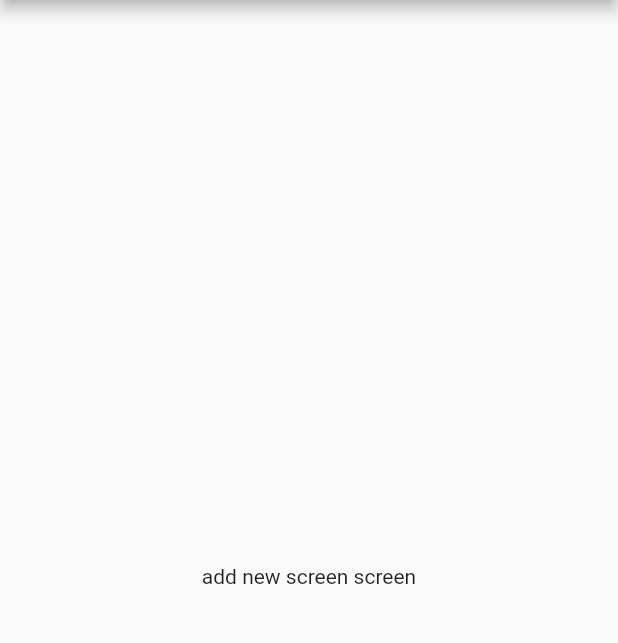
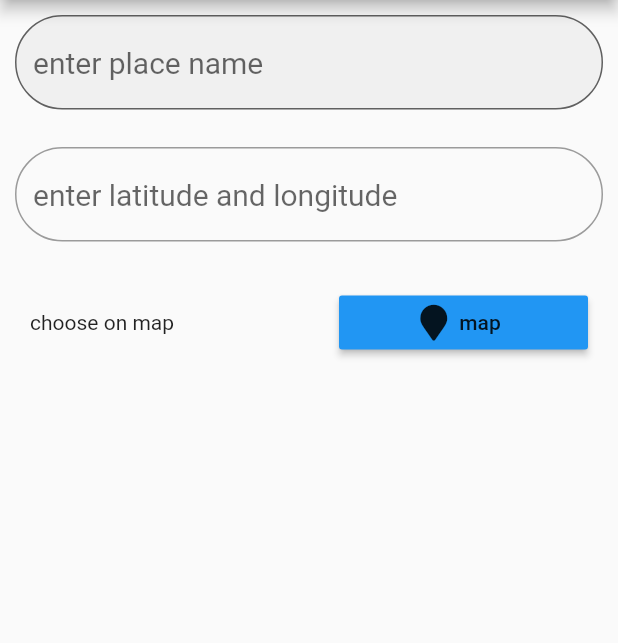
Before and after one commit to raghebzaki/voice-map, a Flutter app: the AddNewPlaceScreen screen opened by its route, on a phone screen of 412 x 824 dp, the part 84-727 px from its top. Run offline on Flutter 3.47's test engine with Material 2 defaults, Android fonts, the phone set to English and light mode, and no system bars; our stand-ins replace flutter_tts, font_awesome_flutter, google_maps_flutter, location, speech_to_text; statements that could not run were skipped.

Commit message:
choose on map

```diff
--- a/lib/main.dart
+++ b/lib/main.dart
@@ -3,6 +3,7 @@ import 'file:///C:/Users/raghebzaki/AndroidStudioProjects/flutter_map/lib/screen
 import 'package:flutter_map/screens/PlacesScreen.dart';
 import 'package:flutter_map/screens/AddNewPlaceScreen.dart';
 
+import 'screens/ChooseOnMapScreen.dart';
 import 'widget/theme.dart';
 
 
@@ -21,6 +22,7 @@ class MyApp extends StatelessWidget {
         'MapScreen':(context) => MapScreen(),
         'PlacesScreen':(context) => PlacesScreen(),
         'AddNewPlaceScreen':(context) => AddNewPlaceScreen(),
+        'ChooseOnMapScreen':(context) => ChooseOnMap(),
       },
     );
   }
--- a/lib/screens/AddNewPlaceScreen.dart
+++ b/lib/screens/AddNewPlaceScreen.dart
@@ -1,21 +1,100 @@
 import 'package:flutter/material.dart';
 import 'package:flutter_map/widget/menu.dart';
+import 'package:font_awesome_flutter/font_awesome_flutter.dart';
+import 'package:google_maps_flutter/google_maps_flutter.dart';
 
 class AddNewPlaceScreen extends StatefulWidget {
+  LatLng position;
+  AddNewPlaceScreen({this.position});
   @override
   _AddNewPlaceScreenState createState() => _AddNewPlaceScreenState();
 }
 
 class _AddNewPlaceScreenState extends State<AddNewPlaceScreen> {
+  LatLng position;
+  _AddNewPlaceScreenState({this.position});
+
+  var location = TextEditingController();
+
+@override
+  void initState() {
+    // TODO: implement initState
+    super.initState();
+    print(position);
+    location.text=position as String;
+  }
   @override
   Widget build(BuildContext context) {
+    var height= MediaQuery.of(context).size.height;
+    var width= MediaQuery.of(context).size.width;
     return Scaffold(
       drawer: MyDrawer(),
       appBar: AppBar(
         title: Text('Add New Place'),
       ),
-      body: Center(
-          child: Text('add new screen screen')
+      body: Column(
+          children: [
+            Container(
+              margin: EdgeInsets.all(10.0),
+              //height: height*.2,
+              child: TextField(
+                decoration: InputDecoration(
+                  border: OutlineInputBorder(
+                    borderRadius: BorderRadius.circular(50),
+                  ),
+                  hintText: 'enter place name',
+                  alignLabelWithHint: false,
+                  filled: true,
+                ),
+                textAlign: TextAlign.start,
+                style: TextStyle(color: Colors.blueAccent, fontSize: 20,),
+              ),
+            ),
+            SizedBox(height: 5,),
+            Container(
+              margin: EdgeInsets.all(10.0),
+              //height: height*.2,
+              child: TextField(
+                decoration: InputDecoration(
+                  border: OutlineInputBorder(
+                    borderRadius: BorderRadius.circular(50),
+                  ),
+                  hintText: 'enter latitude and longitude',
+                  alignLabelWithHint: false,
+                ),
+                textAlign: TextAlign.start,
+                style: TextStyle(color: Colors.blueAccent, fontSize: 20,),
+                controller: location,
+              ),
+            ),
+
+
+            Padding(
+              padding: const EdgeInsets.all(20.0),
+              child: Row(
+                children: [
+                  Container(
+                    child: Text('choose on map'),
+                    width: width*.5,
+                  ),
+
+                  Expanded(
+                    child: Container(
+                      width: width*.5,
+                      child: RaisedButton.icon(
+                      color: Theme.of(context).primaryColor,
+                      onPressed: (){
+                        Navigator.of(context).pushNamed('ChooseOnMapScreen');
+                      },
+                      icon: FaIcon(FontAwesomeIcons.mapMarker),
+                      label: Text('map'),
+                      ),
+                    ),
+                  ),
+                ],
+              ),
+            )
+          ],
       ),
     );
   }
--- a/pubspec.yaml
+++ b/pubspec.yaml
@@ -34,6 +34,9 @@ dependencies:
   flutter_spinkit: ^3.1.0
   speech_to_text: ^3.1.0
   flutter_tts: ^2.0.0
+  font_awesome_flutter:
+  sqflite:
+  path:
 
 
 dev_dependencies:
```
Also changed, not shown: lib/screens/ChooseOnMapScreen.dart (added, +64 -0 lines), lib/screens/MapScreen.dart (+7 -3 lines), pubspec.lock.
